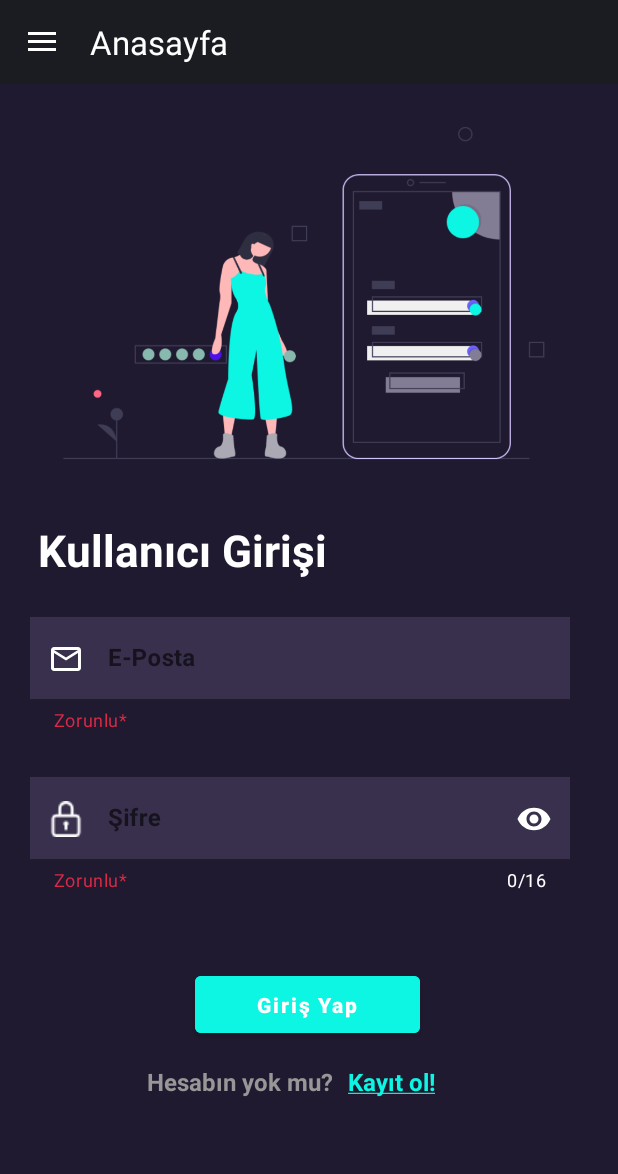
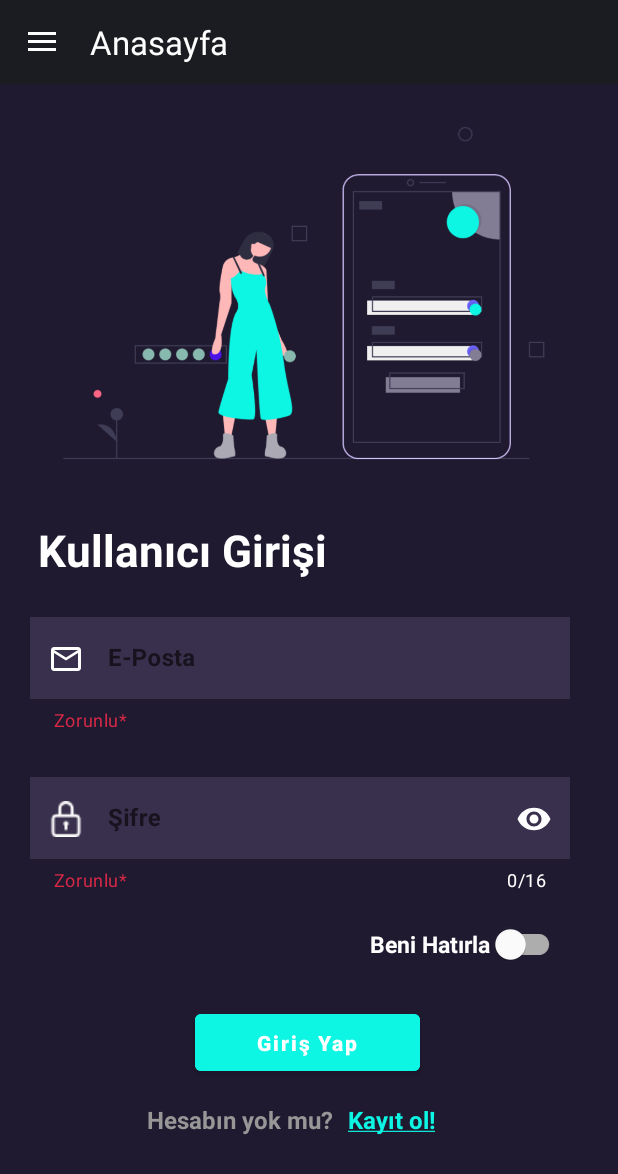
Before and after one commit to NecroEye/TRComics, an Android app: the LoginFragment screen opened through its navigation route, on a phone screen of 412 x 824 dp. Shown: the top 1174 px of the screen. Run offline under Robolectric (Android 15) with nearby library versions, the phone set to English and light mode, and no system bars; our stand-ins replace Firebase (no records; nobody signed in at launch, a user with empty details on screens opened directly), Shimmer, navigation-ui; libraries missing offline, so code that uses them is left out: com.denzcoskun.imageslider; pictures from the network do not load; 9 statements that could not run were skipped.

Commit message:
remember me was added and picasso lib has been removed cause of lag

```diff
--- a/app/src/main/java/com/muratcangzm/trcomics/fragments/FavoriteFragment.java
+++ b/app/src/main/java/com/muratcangzm/trcomics/fragments/FavoriteFragment.java
@@ -3,7 +3,6 @@ package com.muratcangzm.trcomics.fragments;
 import android.content.Context;
 import android.content.SharedPreferences;
 import android.os.Bundle;
-import android.util.Log;
 import android.view.LayoutInflater;
 import android.view.View;
 import android.view.ViewGroup;
@@ -15,8 +14,8 @@ import androidx.recyclerview.widget.GridLayoutManager;
 
 import com.muratcangzm.trcomics.R;
 import com.muratcangzm.trcomics.databinding.FavoriteFragmentBinding;
-import com.muratcangzm.trcomics.recyclerView.CardViewModel;
-import com.muratcangzm.trcomics.recyclerView.FavoritesAdapter;
+import com.muratcangzm.trcomics.views.CardViewModel;
+import com.muratcangzm.trcomics.views.FavoritesAdapter;
 
 import java.util.ArrayList;
 
--- a/app/src/main/java/com/muratcangzm/trcomics/screens/MainActivity.java
+++ b/app/src/main/java/com/muratcangzm/trcomics/screens/MainActivity.java
@@ -19,6 +19,7 @@ import androidx.core.content.ContextCompat;
 import androidx.core.view.GravityCompat;
 import androidx.navigation.NavController;
 import androidx.navigation.NavDestination;
+import androidx.navigation.Navigation;
 import androidx.navigation.fragment.NavHostFragment;
 import androidx.navigation.ui.NavigationUI;
 import androidx.work.OneTimeWorkRequest;
@@ -189,8 +190,9 @@ public class MainActivity extends AppCompatActivity {
                     bannerStatusText.setVisibility(View.INVISIBLE);
                     bannerVerification.setVisibility(View.INVISIBLE);
 
-                    binding.navView.getMenu().clear();
-                    binding.navView.inflateMenu(R.menu.nav_menu);
+
+                    // binding.navView.getMenu().clear();
+                    // binding.navView.inflateMenu(R.menu.nav_menu);
 
                 }
 
--- a/app/src/main/java/com/muratcangzm/trcomics/screens/ReadingActivity.java
+++ b/app/src/main/java/com/muratcangzm/trcomics/screens/ReadingActivity.java
@@ -9,10 +9,7 @@ import android.os.Bundle;
 
 import com.muratcangzm.trcomics.R;
 import com.muratcangzm.trcomics.databinding.ActivityReadingBinding;
-import com.muratcangzm.trcomics.recyclerView.CardViewModel;
-import com.muratcangzm.trcomics.recyclerView.ReadingViewAdapter;
-
-import java.util.ArrayList;
+import com.muratcangzm.trcomics.views.ReadingViewAdapter;
 
 public class ReadingActivity extends AppCompatActivity {
 
--- a/app/src/main/java/com/muratcangzm/trcomics/recyclerView/CardViewAdapter.java
+++ b/app/src/main/java/com/muratcangzm/trcomics/views/CardViewAdapter.java
@@ -1,4 +1,4 @@
-package com.muratcangzm.trcomics.recyclerView;
+package com.muratcangzm.trcomics.views;
 
 import android.annotation.SuppressLint;
 import android.app.Activity;
--- a/app/src/main/java/com/muratcangzm/trcomics/recyclerView/CardViewModel.java
+++ b/app/src/main/java/com/muratcangzm/trcomics/views/CardViewModel.java
@@ -1,4 +1,4 @@
-package com.muratcangzm.trcomics.recyclerView;
+package com.muratcangzm.trcomics.views;
 
 import androidx.annotation.DrawableRes;
 import androidx.annotation.NonNull;
--- a/app/src/main/java/com/muratcangzm/trcomics/recyclerView/ChipRecycler.java
+++ b/app/src/main/java/com/muratcangzm/trcomics/views/ChipRecycler.java
@@ -1,4 +1,4 @@
-package com.muratcangzm.trcomics.recyclerView;
+package com.muratcangzm.trcomics.views;
 
 import android.content.Context;
 import android.util.Log;
@@ -13,8 +13,6 @@ import androidx.recyclerview.widget.RecyclerView;
 import com.google.android.material.chip.Chip;
 import com.google.android.material.chip.ChipGroup;
 import com.muratcangzm.trcomics.R;
-
-import java.util.ArrayList;
 
 public class ChipRecycler extends RecyclerView.Adapter<ChipRecycler.ChipHolder> {
 
--- a/app/src/main/java/com/muratcangzm/trcomics/recyclerView/EpisodeAdapter.java
+++ b/app/src/main/java/com/muratcangzm/trcomics/views/EpisodeAdapter.java
@@ -1,4 +1,4 @@
-package com.muratcangzm.trcomics.recyclerView;
+package com.muratcangzm.trcomics.views;
 
 import android.content.Context;
 import android.content.Intent;
@@ -12,7 +12,6 @@ import androidx.annotation.NonNull;
 import androidx.recyclerview.widget.RecyclerView;
 
 import com.muratcangzm.trcomics.R;
-import com.muratcangzm.trcomics.screens.ReadingActivity;
 
 public class EpisodeAdapter extends RecyclerView.Adapter<EpisodeAdapter.EpisodeHolder> {
 
--- a/app/src/main/java/com/muratcangzm/trcomics/recyclerView/FavoritesAdapter.java
+++ b/app/src/main/java/com/muratcangzm/trcomics/views/FavoritesAdapter.java
@@ -1,4 +1,4 @@
-package com.muratcangzm.trcomics.recyclerView;
+package com.muratcangzm.trcomics.views;
 
 import android.annotation.SuppressLint;
 import android.app.Activity;
--- a/app/src/main/java/com/muratcangzm/trcomics/recyclerView/GenreAdapter.java
+++ b/app/src/main/java/com/muratcangzm/trcomics/views/GenreAdapter.java
@@ -1,4 +1,4 @@
-package com.muratcangzm.trcomics.recyclerView;
+package com.muratcangzm.trcomics.views;
 
 import android.content.Context;
 import android.view.LayoutInflater;
--- a/app/src/main/java/com/muratcangzm/trcomics/recyclerView/ReadingViewAdapter.java
+++ b/app/src/main/java/com/muratcangzm/trcomics/views/ReadingViewAdapter.java
@@ -1,7 +1,6 @@
-package com.muratcangzm.trcomics.recyclerView;
+package com.muratcangzm.trcomics.views;
 
 import android.content.Context;
-import android.graphics.Bitmap;
 import android.view.LayoutInflater;
 import android.view.View;
 import android.view.ViewGroup;
@@ -9,7 +8,6 @@ import android.widget.ImageView;
 import androidx.annotation.NonNull;
 import androidx.recyclerview.widget.RecyclerView;
 import com.muratcangzm.trcomics.R;
-import java.util.ArrayList;
 
 public class ReadingViewAdapter extends RecyclerView.Adapter<ReadingViewAdapter.ViewHolder> {
 
--- a/app/src/main/res/layout/login_fragment_layout.xml
+++ b/app/src/main/res/layout/login_fragment_layout.xml
@@ -107,8 +107,22 @@
         android:layout_width="match_parent"
         android:layout_height="50dp"
         android:paddingEnd="15dp"
-        android:visibility="invisible"
+        android:visibility="gone"
         tools:ignore="RtlSymmetry" />
+
+    <com.google.android.material.switchmaterial.SwitchMaterial
+        android:id="@+id/remember"
+        android:layout_width="wrap_content"
+        android:layout_height="50dp"
+        android:text="@string/rememberMe"
+        android:textColor="@color/white"
+        android:textStyle="bold"
+        android:textSize="15sp"
+        app:switchMinWidth="50dp"
+        android:layout_gravity="end"
+        android:layout_marginEnd="35dp"
+        android:layout_marginTop="10dp"
+        android:layout_marginBottom="15dp"/>
 
     <Button
         android:id="@+id/loginButton"
--- a/app/src/main/res/values/strings.xml
+++ b/app/src/main/res/values/strings.xml
@@ -32,4 +32,7 @@
     <string name="empty_userName">Username</string>
     <string name="unkown">Belirsiz</string>
     <string name="loading">Yükleniyor...</string>
+    <string name="rememberMe">Beni Hatırla</string>
+    <string name="e_posta">E-Posta:</string>
+    <string name="register_date">Kayıt Tarihi:</string>
 </resources>
```
Also changed, not shown: app/src/main/java/com/muratcangzm/trcomics/fragments/LoginFragment.java (+57 -15 lines), app/src/main/java/com/muratcangzm/trcomics/fragments/MainFragment.java (+3 -7 lines), app/src/main/java/com/muratcangzm/trcomics/fragments/ProfileFragment.java (+8 -1 lines), app/src/main/java/com/muratcangzm/trcomics/screens/DetailsActivity.java (+4 -5 lines), app/src/main/res/layout/activity_details.xml (+8 -6 lines), app/src/main/res/layout/profile_fragment_layout.xml (+6 -6 lines).
